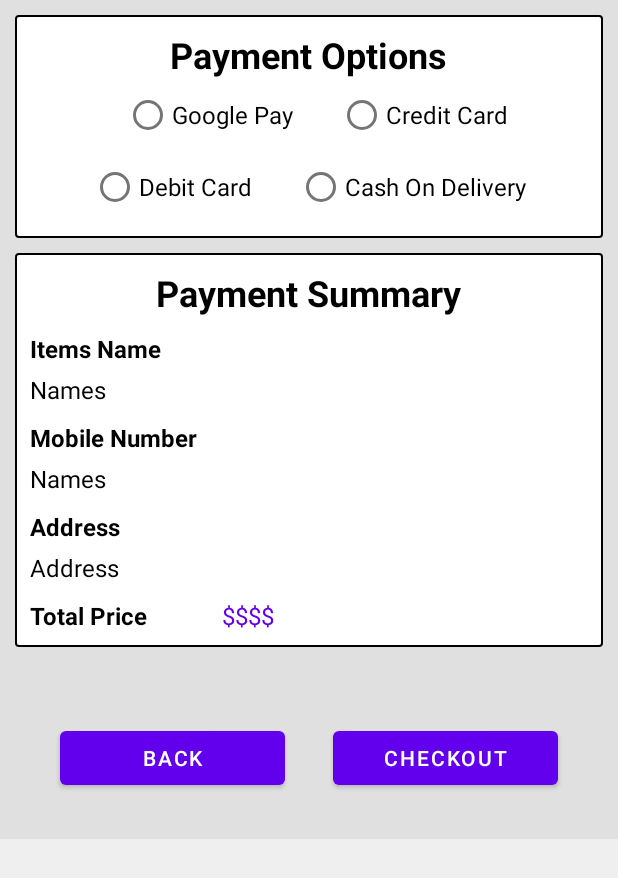
After one commit to adarsh-goswamii/ShoppingApplication, an Android app: the layout fragment_caset_third.xml on its own in the app's theme, with its tools: preview values and no code run, on a phone screen of 412 x 824 dp. The commit adds this screen. Shown: the top 878 px of the screen. Run offline under Robolectric (Android 15) with nearby library versions, the phone set to English and light mode, and no system bars.

Commit message:
Second and third layout

```diff
--- a/app/src/main/res/drawable/stylles.xml
+++ b/app/src/main/res/drawable/stylles.xml
@@ -6,4 +6,8 @@
         android:color="#000000" />
     <corners
         android:radius="2dp"/>
+    <padding android:left="10dp"
+        android:right="10dp"
+        android:top="10dp"
+        android:bottom="10dp"/>
 </shape>
--- /dev/null
+++ b/app/src/main/res/layout/fragment_caset_third.xml
@@ -0,0 +1,229 @@
+<?xml version="1.0" encoding="utf-8"?>
+<ScrollView
+    xmlns:android="http://schemas.android.com/apk/res/android"
+    android:layout_width="match_parent"
+    android:background="#10000000"
+    android:layout_height="match_parent">
+<RelativeLayout
+    android:layout_width="match_parent"
+    android:background="#10000000"
+    android:padding="10dp"
+    android:layout_height="match_parent">
+
+    <RadioGroup
+        android:layout_width="match_parent"
+        android:layout_height="wrap_content"
+        android:id="@+id/radio_group"
+        android:background="@drawable/stylles"
+        >
+
+        <RelativeLayout
+            android:layout_width="match_parent"
+            android:layout_height="wrap_content">
+
+            <TextView
+                android:layout_width="wrap_content"
+                android:layout_height="wrap_content"
+                android:text="Payment Options"
+                android:textSize="24sp"
+                android:textStyle="bold"
+                android:textColor="#000000"
+                android:id="@+id/text_payment"
+                android:layout_centerHorizontal="true"
+                />
+
+            <LinearLayout
+                android:layout_below="@+id/text_payment"
+                android:layout_centerHorizontal="true"
+                android:layout_width="wrap_content"
+                android:id="@+id/linear_layout1"
+                android:layout_height="wrap_content">
+
+                <RadioButton
+                    android:layout_width="wrap_content"
+                    android:layout_height="wrap_content"
+                    android:text="Google Pay"
+                    android:textSize="16sp"
+                    android:layout_marginLeft="10dp"
+                    android:id="@+id/radio_google_pay"
+                    />
+
+                <RadioButton
+                    android:layout_width="wrap_content"
+                    android:layout_height="wrap_content"
+                    android:textSize="16sp"
+                    android:text="Credit Card"
+                    android:id="@+id/radio_credit_card"
+                    android:layout_marginLeft="30dp"
+                    />
+            </LinearLayout>
+
+            <LinearLayout
+                android:layout_width="wrap_content"
+                android:layout_height="wrap_content"
+                android:layout_centerHorizontal="true"
+                android:layout_below="@+id/linear_layout1">
+
+                <RadioButton
+                    android:layout_width="wrap_content"
+                    android:layout_height="wrap_content"
+                    android:textSize="16sp"
+                    android:id="@+id/radio_debit_card"
+                    android:text="Debit Card"
+                    />
+
+                <RadioButton
+                    android:layout_width="wrap_content"
+                    android:layout_height="wrap_content"
+                    android:textSize="16sp"
+                    android:text="Cash On Delivery"
+                    android:layout_marginLeft="30dp"
+                    />
+
+            </LinearLayout>
+        </RelativeLayout>
+    </RadioGroup>
+
+    <RelativeLayout
+        android:layout_width="match_parent"
+        android:layout_height="wrap_content"
+        android:layout_below="@+id/radio_group"
+        android:background="@drawable/stylles"
+        android:id="@+id/relative_layout_summary"
+        android:layout_marginTop="10dp"
+        >
+
+        <TextView
+            android:layout_width="wrap_content"
+            android:layout_height="wrap_content"
+            android:textSize="24sp"
+            android:text="Payment Summary"
+            android:textColor="#000000"
+            android:id="@+id/text_summary"
+            android:textStyle="bold"
+            android:layout_centerHorizontal="true"
+            />
+
+        <TextView
+            android:layout_width="wrap_content"
+            android:layout_height="wrap_content"
+            android:text="Items Name"
+            android:textSize="16sp"
+            android:textColor="#000000"
+            android:layout_below="@+id/text_summary"
+            android:textStyle="bold"
+            android:layout_marginTop="10dp"
+            android:id="@+id/text_items"
+            />
+
+        <TextView
+            android:layout_width="wrap_content"
+            android:layout_height="wrap_content"
+            android:text="Names"
+            android:textColor="#000000"
+            android:layout_marginTop="5dp"
+            android:textSize="16sp"
+            android:layout_below="@+id/text_items"
+            android:id="@+id/text_item_names"
+            />
+
+        <TextView
+            android:layout_width="wrap_content"
+            android:layout_height="wrap_content"
+            android:text="Mobile Number"
+            android:textSize="16sp"
+            android:textColor="#000000"
+            android:layout_below="@+id/text_item_names"
+            android:textStyle="bold"
+            android:layout_marginTop="10dp"
+            android:id="@+id/text_number"
+            />
+
+        <TextView
+            android:layout_width="wrap_content"
+            android:layout_height="wrap_content"
+            android:text="Names"
+            android:textColor="#000000"
+            android:layout_marginTop="5dp"
+            android:textSize="16sp"
+            android:layout_below="@+id/text_number"
+            android:id="@+id/text_item_number"
+            />
+
+        <TextView
+            android:layout_width="wrap_content"
+            android:layout_height="wrap_content"
+            android:text="Address"
+            android:textSize="16sp"
+            android:textColor="#000000"
+            android:layout_below="@+id/text_item_number"
+            android:textStyle="bold"
+            android:layout_marginTop="10dp"
+            android:id="@+id/text_address"
+            />
+
+        <TextView
+            android:layout_width="wrap_content"
+            android:layout_height="wrap_content"
+            android:text="Address"
+            android:textColor="#000000"
+            android:layout_marginTop="5dp"
+            android:textSize="16sp"
+            android:layout_below="@+id/text_address"
+            android:id="@+id/text_item_address"
+            />
+
+        <TextView
+            android:layout_width="wrap_content"
+            android:layout_height="wrap_content"
+            android:text="Total Price"
+            android:textSize="16sp"
+            android:textColor="#000000"
+            android:layout_below="@+id/text_item_address"
+            android:textStyle="bold"
+            android:layout_marginTop="10dp"
+            android:id="@+id/text_total"
+            />
+
+        <TextView
+            android:layout_width="wrap_content"
+            android:layout_height="wrap_content"
+            android:text="$$$$"
+            android:textColor="@color/design_default_color_primary"
+            android:textSize="16sp"
+            android:layout_marginLeft="50dp"
+            android:layout_toRightOf="@+id/text_total"
+            android:layout_below="@+id/text_item_address"
+            android:layout_marginTop="10dp"
+            android:id="@+id/text_item_price"
+            />
+
+    </RelativeLayout>
+
+    <Button
+        android:layout_width="150dp"
+        android:layout_height="wrap_content"
+        android:text="Checkout"
+        android:id="@+id/frag3_next"
+        android:layout_marginTop="50dp"
+        android:layout_alignParentRight="true"
+        android:layout_marginBottom="20dp"
+        android:layout_below="@id/relative_layout_summary"
+        android:layout_marginRight="30dp"
+        />
+
+    <Button
+        android:layout_width="150dp"
+        android:layout_height="wrap_content"
+        android:text="Back"
+        android:id="@+id/frag3_back"
+        android:layout_below="@id/relative_layout_summary"
+        android:layout_marginTop="50dp"
+        android:layout_alignParentLeft="true"
+        android:layout_marginBottom="20dp"
+        android:layout_marginLeft="30dp"
+        />
+
+
+</RelativeLayout>
+</ScrollView>
--- a/app/src/main/res/layout/fragment_main.xml
+++ b/app/src/main/res/layout/fragment_main.xml
@@ -2,12 +2,13 @@
 <RelativeLayout xmlns:android="http://schemas.android.com/apk/res/android"
     android:layout_width="match_parent"
     android:layout_height="match_parent"
+    android:background="#10000000"
     xmlns:app="http://schemas.android.com/apk/res-auto">
 
     <RelativeLayout
         android:layout_width="match_parent"
         android:layout_height="match_parent"
-        android:layout_marginBottom="70dp"
+        android:layout_marginBottom="60dp"
         >
 
         <androidx.core.widget.NestedScrollView
@@ -74,6 +75,7 @@
         </androidx.core.widget.NestedScrollView>
 
     </RelativeLayout>
+
     <com.google.android.material.bottomnavigation.BottomNavigationView
         android:layout_width="match_parent"
         android:layout_height="wrap_content"
```
Also changed, not shown: app/src/main/java/com/example/shoppingapplication/FirstCartFragment.java (+11 -0 lines), app/src/main/java/com/example/shoppingapplication/OrderItem.java (added, +122 -0 lines), app/src/main/java/com/example/shoppingapplication/SecondCartFragment.java (+62 -7 lines), app/src/main/java/com/example/shoppingapplication/ThirdCartFragment.java (added, +93 -0 lines), app/src/main/java/com/example/shoppingapplication/Utils.java (+6 -1 lines), app/src/main/res/layout/fragment_caset_second.xml (+8 -1 lines).
